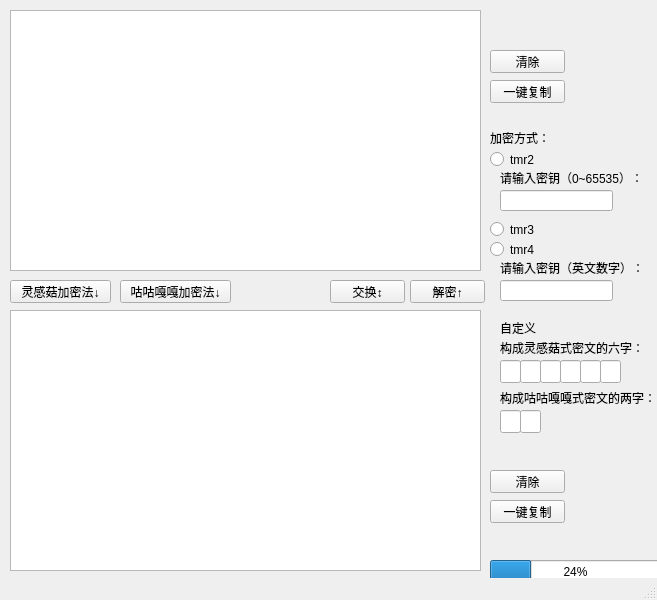
Redcube-RC/tmrEncrypt, file mainwindow.ui: the form before one commit.
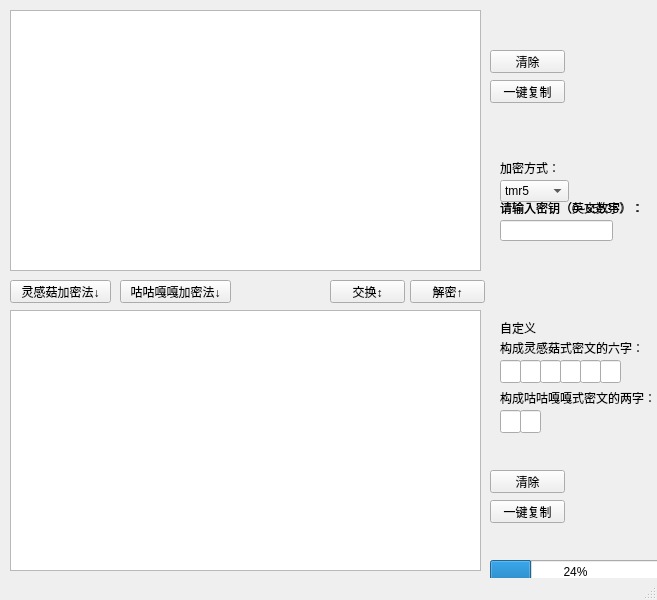
The form after the commit.

What changed in the file:
```diff
--- a/mainwindow.ui
+++ b/mainwindow.ui
@@ -152,7 +152,7 @@
     <property name="geometry">
      <rect>
       <x>500</x>
-      <y>260</y>
+      <y>200</y>
       <width>171</width>
       <height>16</height>
      </rect>
@@ -161,47 +161,11 @@
      <string>请输入密钥（英文数字）：</string>
     </property>
    </widget>
-   <widget class="QLineEdit" name="keyEdittmr2">
-    <property name="geometry">
-     <rect>
-      <x>500</x>
-      <y>190</y>
-      <width>113</width>
-      <height>21</height>
-     </rect>
-    </property>
-   </widget>
-   <widget class="QRadioButton" name="radioButtontmr2">
-    <property name="geometry">
-     <rect>
-      <x>490</x>
-      <y>150</y>
-      <width>95</width>
-      <height>19</height>
-     </rect>
-    </property>
-    <property name="text">
-     <string>tmr2</string>
-    </property>
-   </widget>
-   <widget class="QRadioButton" name="radioButtontmr3">
-    <property name="geometry">
-     <rect>
-      <x>490</x>
-      <y>220</y>
-      <width>95</width>
-      <height>19</height>
-     </rect>
-    </property>
-    <property name="text">
-     <string>tmr3</string>
-    </property>
-   </widget>
    <widget class="QLabel" name="label_2">
     <property name="geometry">
      <rect>
-      <x>490</x>
-      <y>130</y>
+      <x>500</x>
+      <y>160</y>
       <width>71</width>
       <height>16</height>
      </rect>
@@ -214,7 +178,7 @@
     <property name="geometry">
      <rect>
       <x>500</x>
-      <y>170</y>
+      <y>200</y>
       <width>141</width>
       <height>16</height>
      </rect>
@@ -227,7 +191,7 @@
     <property name="geometry">
      <rect>
       <x>500</x>
-      <y>280</y>
+      <y>220</y>
       <width>113</width>
       <height>21</height>
      </rect>
@@ -246,19 +210,6 @@
      <number>24</number>
     </property>
    </widget>
-   <widget class="QRadioButton" name="radioButtontmr4">
-    <property name="geometry">
-     <rect>
-      <x>490</x>
-      <y>240</y>
-      <width>95</width>
-      <height>19</height>
-     </rect>
-    </property>
-    <property name="text">
-     <string>tmr4</string>
-    </property>
-   </widget>
    <widget class="QLineEdit" name="e1">
     <property name="geometry">
      <rect>
@@ -378,6 +329,36 @@
      <string>自定义</string>
     </property>
    </widget>
+   <widget class="QComboBox" name="algo">
+    <property name="geometry">
+     <rect>
+      <x>500</x>
+      <y>180</y>
+      <width>69</width>
+      <height>22</height>
+     </rect>
+    </property>
+    <item>
+     <property name="text">
+      <string>tmr5</string>
+     </property>
+    </item>
+    <item>
+     <property name="text">
+      <string>tmr4</string>
+     </property>
+    </item>
+    <item>
+     <property name="text">
+      <string>tmr3</string>
+     </property>
+    </item>
+    <item>
+     <property name="text">
+      <string>tmr2</string>
+     </property>
+    </item>
+   </widget>
   </widget>
   <widget class="QStatusBar" name="statusbar"/>
  </widget>
```
Left out of the diff: 4 changed lines with no effect on the pictures.
